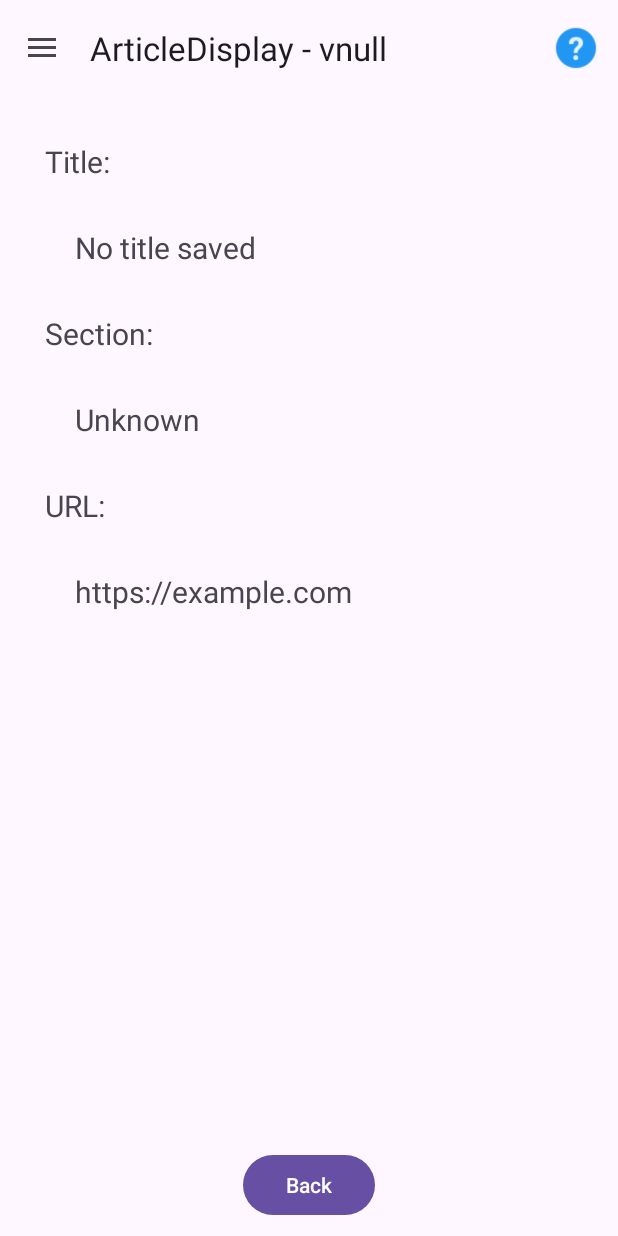
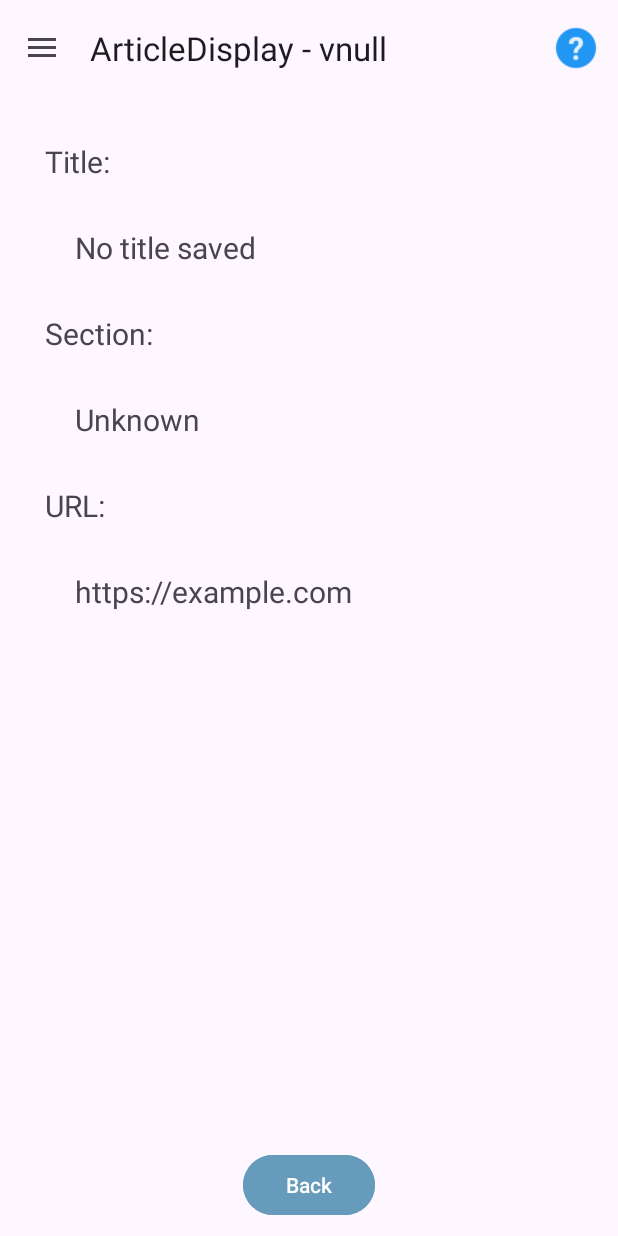
Before and after one commit to AliciaGons/MGI_FinalProject, an Android app: the ArticleDisplayFragment screen opened directly, with no data from a screen before it, on a phone screen of 412 x 824 dp. Run offline under Robolectric (Android 15) with nearby library versions, the phone set to English and light mode, and no system bars.

Commit message:
Minor Updates

```diff
--- a/app/src/main/java/com/example/mgi_finalproject/DataManager.java
+++ b/app/src/main/java/com/example/mgi_finalproject/DataManager.java
@@ -162,7 +162,6 @@ public class DataManager {
         return articles;
     }
 
-
     static void deleteFavourite(Context context, int position) throws JSONException {
 
         String PREFS_FILE = "com.example.sharedPreferences.SavedArticles";
--- a/app/src/main/java/com/example/mgi_finalproject/SearchFragment.java
+++ b/app/src/main/java/com/example/mgi_finalproject/SearchFragment.java
@@ -32,9 +32,6 @@ public class SearchFragment extends Fragment {
 
     SearchView searchBar;
     ListView searchList;
-
-
-// TO DO: set add.setOnClickListener() to open the article info
 
 
     @Override
--- a/app/src/main/res/layout/fragment_article_display.xml
+++ b/app/src/main/res/layout/fragment_article_display.xml
@@ -27,7 +27,7 @@
             />
 
         <TextView
-            android:layout_width="wrap_content"
+            android:layout_width="300dp"
             android:layout_height="wrap_content"
             android:id="@+id/title"
             android:layout_marginTop="30dp"
@@ -92,6 +92,7 @@
             app:layout_constraintStart_toStartOf="parent"
             app:layout_constraintEnd_toEndOf="parent"
             android:layout_marginBottom="10dp"
+            android:backgroundTint="@color/light_blue"
             />
 
     </androidx.constraintlayout.widget.ConstraintLayout>
--- a/app/src/main/res/menu/nav_menu.xml
+++ b/app/src/main/res/menu/nav_menu.xml
@@ -7,21 +7,26 @@
         android:id="@+id/nav_home"
         android:title="@string/home"
         app:showAsAction="collapseActionView"
+        android:icon="@drawable/home"
+
         />
     <item
         android:id="@+id/nav_search"
         android:title="@string/search"
         app:showAsAction="collapseActionView"
+        android:icon="@drawable/search"
         />
     <item
         android:id="@+id/nav_fav"
         android:title="@string/fav"
         app:showAsAction="collapseActionView"
+        android:icon="@drawable/search"
         />
     <item
         android:id="@+id/nav_last"
         android:title="@string/last"
         app:showAsAction="collapseActionView"
+        android:icon="@drawable/previous"
         />
 
 
```
Also changed, not shown: app/src/main/res/layout/activity_article_display.xml (+6 -1 lines), app/src/main/res/drawable/home.png (added), app/src/main/res/drawable/previous.png (added), app/src/main/res/drawable/saved.png (added), app/src/main/res/drawable/search.png (added).
